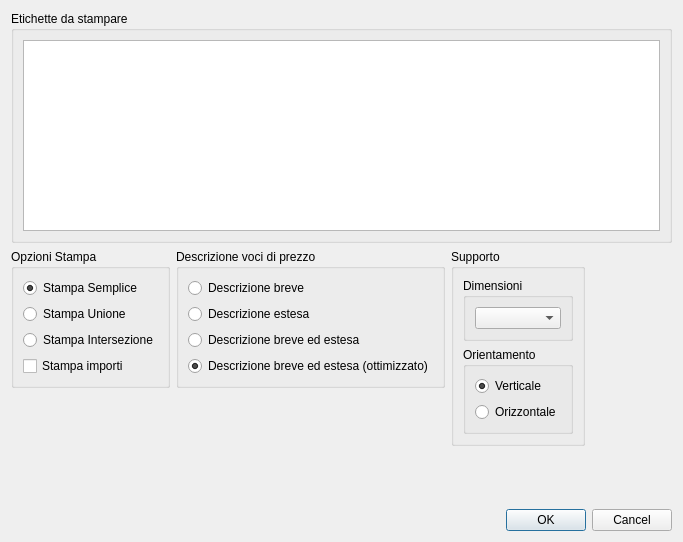
Old version of the form qcostgui/accountingattributeprintergui.ui in the repository mickele77/qcost.
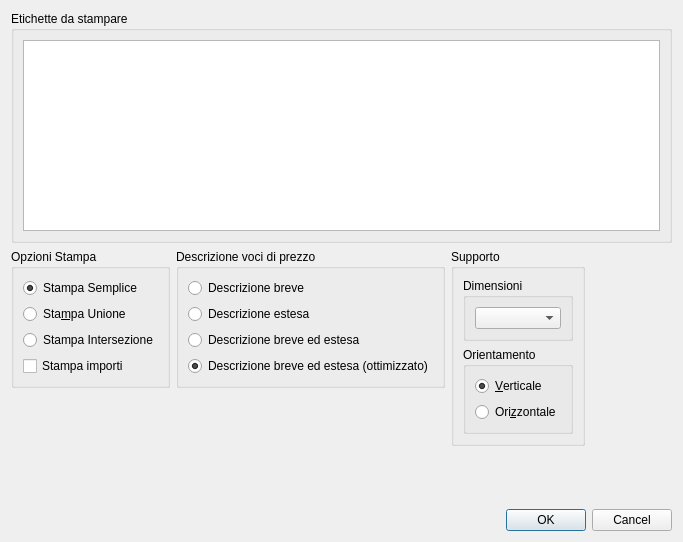
New version of the form.

```diff
--- a/qcostgui/accountingattributeprintergui.ui
+++ b/qcostgui/accountingattributeprintergui.ui
@@ -73,7 +73,7 @@
         <item row="1" column="0">
          <widget class="QRadioButton" name="attributePrintUnionRadioButton">
           <property name="text">
-           <string>Stampa Unione</string>
+           <string>Sta&amp;mpa Unione</string>
           </property>
           <property name="checked">
            <bool>false</bool>
@@ -199,7 +199,7 @@
            <item row="0" column="0">
             <widget class="QRadioButton" name="paperVerticalRadioButton">
              <property name="text">
-              <string>Verticale</string>
+              <string>&amp;Verticale</string>
              </property>
              <property name="checked">
               <bool>true</bool>
@@ -209,7 +209,7 @@
            <item row="1" column="0">
             <widget class="QRadioButton" name="paperHorizzontalRadioButton">
              <property name="text">
-              <string>Orizzontale</string>
+              <string>Ori&amp;zzontale</string>
              </property>
              <property name="checked">
               <bool>false</bool>
```
Left out of the diff: 6 changed lines with no effect on the pictures.
